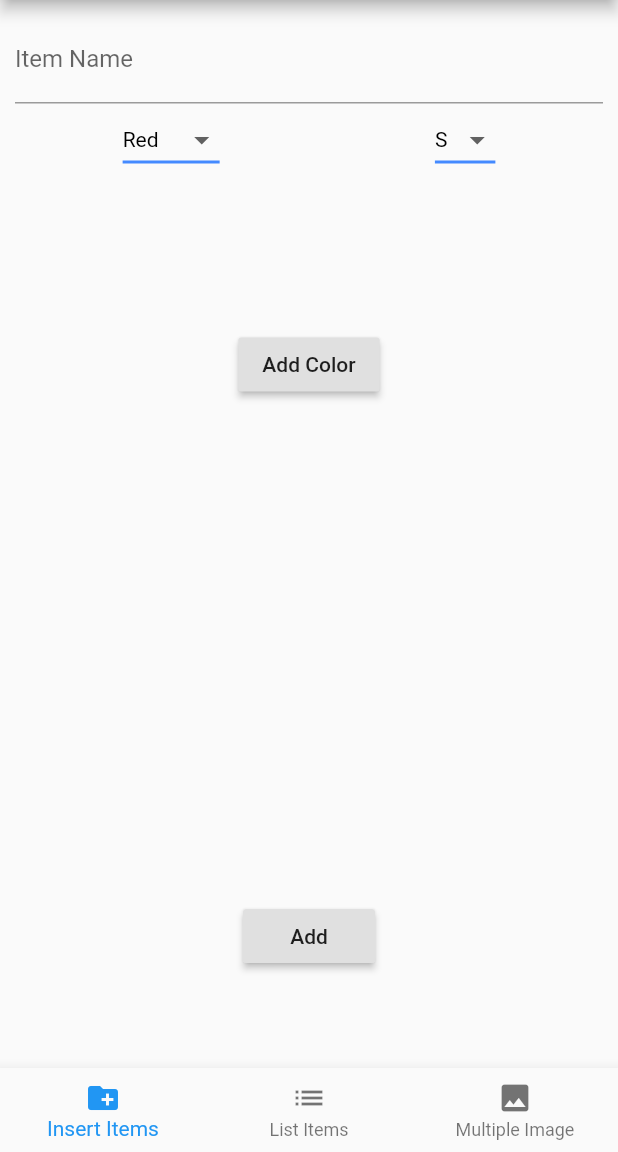
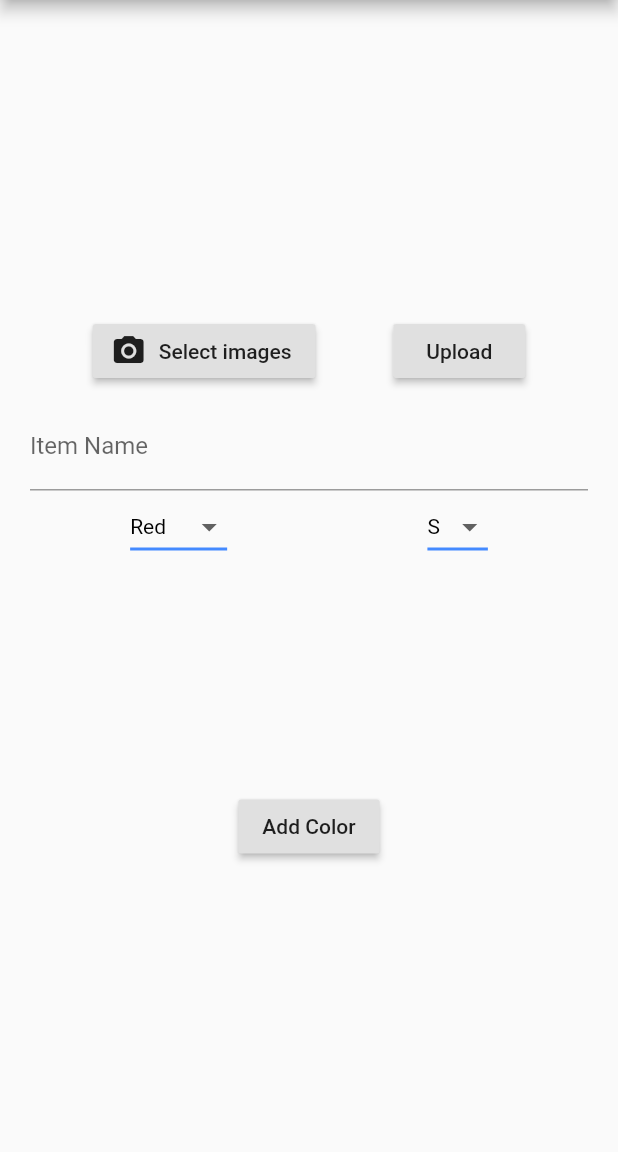
Before and after one commit to kshitijsu/fluttercart, a Flutter app: the screen it shows after launch, on a phone screen of 412 x 824 dp, the part 84-1236 px from its top. Run offline on Flutter 3.47's test engine with Material 2 defaults, Android fonts, the phone set to English and light mode, and no system bars; our stand-ins replace cloud_firestore, firebase_storage; missing offline and left inert: multi_image_picker; accounts and stored records are empty.

Commit message:
Major Changes

```diff
--- a/lib/components/ItemCard.dart
+++ b/lib/components/ItemCard.dart
@@ -1,9 +1,6 @@
 import 'package:flutter/material.dart';
-import 'package:image_picker/image_picker.dart';
-import 'package:firebase_storage/firebase_storage.dart';
 import 'package:cloud_firestore/cloud_firestore.dart';
-import 'package:path/path.dart';
-import 'dart:io';
+import 'SizeColor.dart';
 
 // classes
 class ItemCard extends StatefulWidget {
@@ -12,8 +9,6 @@ class ItemCard extends StatefulWidget {
 }
 
 class _ItemCardState extends State<ItemCard> {
-  // Firebase Image Upload
-  File _image;
   // List Count
   int _countColor = 1;
 
@@ -24,37 +19,6 @@ class _ItemCardState extends State<ItemCard> {
       },
     );
   }
-
-  Future getImage() async {
-    var image = await ImagePicker.pickImage(source: ImageSource.gallery);
-
-    setState(
-      () {
-        _image = image;
-        print('Image Path $_image');
-      },
-    );
-  }
-
-  // Future uploadImage(BuildContext context) async {
-  //   String fileName = basename(_image.path);
-  //   StorageReference firebaseStorageRef =
-  //       FirebaseStorage.instance.ref().child(fileName);
-  //   StorageUploadTask uploadImage = firebaseStorageRef.putFile(_image);
-  //   StorageTaskSnapshot taskSnapshot = await uploadImage.onComplete;
-  //   print(taskSnapshot);
-
-  //   setState(
-  //     () {
-  //       print('Image Uploaded');
-  //       Scaffold.of(context).showSnackBar(
-  //         SnackBar(
-  //           content: Text('Image Uploaded'),
-  //         ),
-  //       );
-  //     },
-  //   );
-  // }
 
   // Storing data
   String itemName;
@@ -114,7 +78,7 @@ class _ItemCardState extends State<ItemCard> {
                       child: Column(
                         children: <Widget>[
                           Container(
-                            height: 150,
+                            height: 200,
                             child: ListView(
                               children: _sizeColor,
                               scrollDirection: Axis.vertical,
@@ -153,84 +117,3 @@ class _ItemCardState extends State<ItemCard> {
     );
   }
 }
-
-class SizeColor extends StatefulWidget {
-  @override
-  _SizeColorState createState() => _SizeColorState();
-}
-
-class _SizeColorState extends State<SizeColor> {
-  String itemColor;
-
-  // Drop Down Initial Value
-  String dropdownValue = 'Red';
-  String size = 'S';
-
-  void getItemColor(String itemColor) {
-    this.itemColor = itemColor;
-  }
-
-  @override
-  Widget build(BuildContext context) {
-    return Row(
-      mainAxisAlignment: MainAxisAlignment.spaceAround,
-      children: <Widget>[
-        DropdownButton<String>(
-          value: dropdownValue,
-          icon: Icon(Icons.arrow_drop_down),
-          iconSize: 24,
-          elevation: 16,
-          style: TextStyle(color: Colors.black),
-          underline: Container(
-            height: 2,
-            color: Colors.blueAccent,
-          ),
-          onChanged: (String newValue) {
-            setState(
-              () {
-                dropdownValue = newValue;
-                getItemColor(newValue);
-              },
-            );
-          },
-          items: <String>['Red', 'Blue', 'Green', 'Yellow']
-              .map<DropdownMenuItem<String>>(
-            (String value) {
-              return DropdownMenuItem<String>(
-                value: value,
-                child: Text(value),
-              );
-            },
-          ).toList(),
-        ),
-        DropdownButton<String>(
-          value: size,
-          icon: Icon(Icons.arrow_drop_down),
-          iconSize: 24,
-          elevation: 16,
-          style: TextStyle(color: Colors.black),
-          underline: Container(
-            height: 2,
-            color: Colors.blueAccent,
-          ),
-          onChanged: (String newValue) {
-            setState(
-              () {
-                size = newValue;
-                getItemColor(newValue);
-              },
-            );
-          },
-          items: <String>['S', 'M', 'L', 'XL'].map<DropdownMenuItem<String>>(
-            (String value) {
-              return DropdownMenuItem<String>(
-                value: value,
-                child: Text(value),
-              );
-            },
-          ).toList(),
-        ),
-      ],
-    );
-  }
-}
--- /dev/null
+++ b/lib/components/SizeColor.dart
@@ -0,0 +1,82 @@
+import 'package:flutter/material.dart';
+
+class SizeColor extends StatefulWidget {
+  @override
+  _SizeColorState createState() => _SizeColorState();
+}
+
+class _SizeColorState extends State<SizeColor> {
+  String itemColor;
+
+  // Drop Down Initial Value
+  String dropdownValue = 'Red';
+  String size = 'S';
+
+  void getItemColor(String itemColor) {
+    this.itemColor = itemColor;
+  }
+
+  @override
+  Widget build(BuildContext context) {
+    return Row(
+      mainAxisAlignment: MainAxisAlignment.spaceAround,
+      children: <Widget>[
+        DropdownButton<String>(
+          value: dropdownValue,
+          icon: Icon(Icons.arrow_drop_down),
+          iconSize: 24,
+          elevation: 16,
+          style: TextStyle(color: Colors.black),
+          underline: Container(
+            height: 2,
+            color: Colors.blueAccent,
+          ),
+          onChanged: (String newValue) {
+            setState(
+              () {
+                dropdownValue = newValue;
+                getItemColor(newValue);
+              },
+            );
+          },
+          items: <String>['Red', 'Blue', 'Green', 'Yellow']
+              .map<DropdownMenuItem<String>>(
+            (String value) {
+              return DropdownMenuItem<String>(
+                value: value,
+                child: Text(value),
+              );
+            },
+          ).toList(),
+        ),
+        DropdownButton<String>(
+          value: size,
+          icon: Icon(Icons.arrow_drop_down),
+          iconSize: 24,
+          elevation: 16,
+          style: TextStyle(color: Colors.black),
+          underline: Container(
+            height: 2,
+            color: Colors.blueAccent,
+          ),
+          onChanged: (String newValue) {
+            setState(
+              () {
+                size = newValue;
+                getItemColor(newValue);
+              },
+            );
+          },
+          items: <String>['S', 'M', 'L', 'XL'].map<DropdownMenuItem<String>>(
+            (String value) {
+              return DropdownMenuItem<String>(
+                value: value,
+                child: Text(value),
+              );
+            },
+          ).toList(),
+        ),
+      ],
+    );
+  }
+}
--- a/lib/main.dart
+++ b/lib/main.dart
@@ -3,7 +3,9 @@ import 'package:flutter/material.dart';
 import 'screens/HomePage.dart';
 
 void main() {
-  runApp(MyApp());
+  runApp(
+    MyApp(),
+  );
 }
 
 class MyApp extends StatelessWidget {
--- a/lib/screens/HomePage.dart
+++ b/lib/screens/HomePage.dart
@@ -1,10 +1,6 @@
 import 'package:flutter/material.dart';
 import 'package:flutterinternship/screens/ItemDetails.dart';
-import 'package:flutterinternship/screens/ItemListPage.dart';
-// import 'package:flutterinternship/screens/MultiFiles.dart';
 import 'package:flutterinternship/screens/MultipleImages.dart';
-
-import 'ItemPage.dart';
 
 class HomePage extends StatefulWidget {
   @override
@@ -14,10 +10,9 @@ class HomePage extends StatefulWidget {
 class _HomePageState extends State<HomePage> {
   int _currentIndex = 0;
   final List<Widget> _children = [
-    // ItemPage(),
     ItemDetails(),
-    ItemListPage(),
-    MultipleImages(),
+    // ItemListPage(),
+    // MultipleImages(),
     // MultiFile(),
   ];
 
@@ -38,24 +33,24 @@ class _HomePageState extends State<HomePage> {
       body: _children[_currentIndex],
       // FlutterDB(),
       // ItemPage(),
-      bottomNavigationBar: BottomNavigationBar(
-        onTap: onTabTapped,
-        currentIndex: _currentIndex,
-        items: [
-          BottomNavigationBarItem(
-            icon: new Icon(Icons.create_new_folder),
-            title: new Text('Insert Items'),
-          ),
-          BottomNavigationBarItem(
-            icon: new Icon(Icons.list),
-            title: new Text('List Items'),
-          ),
-          BottomNavigationBarItem(
-            icon: new Icon(Icons.image),
-            title: new Text('Multiple Image'),
-          ),
-        ],
-      ),
+      // bottomNavigationBar: BottomNavigationBar(
+      //   onTap: onTabTapped,
+      //   currentIndex: _currentIndex,
+      //   items: [
+      //     BottomNavigationBarItem(
+      //       icon: new Icon(Icons.create_new_folder),
+      //       title: new Text('Insert Items'),
+      //     ),
+      //     BottomNavigationBarItem(
+      //       icon: new Icon(Icons.list),
+      //       title: new Text('List Items'),
+      //     ),
+      //     BottomNavigationBarItem(
+      //       icon: new Icon(Icons.image),
+      //       title: new Text('Multiple Image'),
+      //     ),
+      //   ],
+      // ),
     );
   }
 }
--- a/lib/screens/ItemDetails.dart
+++ b/lib/screens/ItemDetails.dart
@@ -1,5 +1,6 @@
 import 'package:flutter/material.dart';
 import 'package:flutterinternship/components/ItemCard.dart';
+import 'package:flutterinternship/screens/MultipleImages.dart';
 
 class ItemDetails extends StatefulWidget {
   @override
@@ -9,32 +10,32 @@ class ItemDetails extends StatefulWidget {
 class _ItemDetailsState extends State<ItemDetails> {
   int _count = 1;
 
+  // void _addNewItemCard() {
+  //   setState(
+  //     () {
+  //       _count = _count + 1;
+  //     },
+  //   );
+  // }
+
   @override
   Widget build(BuildContext context) {
     List<Widget> _itemList = List.generate(
       _count,
       (int i) => ItemCard(),
     );
-
-    void _addNewItemCard() {
-      setState(
-        () {
-          _count = _count + 1;
-        },
-      );
-    }
-
-    return SingleChildScrollView(
+    return Container(
+      margin: EdgeInsets.all(10.0),
       child: Column(
-        mainAxisAlignment: MainAxisAlignment.spaceBetween,
         children: <Widget>[
+          MultipleImages(),
           LayoutBuilder(
             builder: (context, constraint) {
               return SingleChildScrollView(
                 child: Column(
                   children: <Widget>[
                     Container(
-                      height: 600,
+                      height: 350,
                       child: ListView(
                         children: _itemList,
                         scrollDirection: Axis.vertical,
@@ -45,10 +46,6 @@ class _ItemDetailsState extends State<ItemDetails> {
               );
             },
           ),
-          RaisedButton(
-            onPressed: _addNewItemCard,
-            child: Text('Add'),
-          ),
         ],
       ),
     );
--- a/lib/screens/MultipleImages.dart
+++ b/lib/screens/MultipleImages.dart
@@ -106,32 +106,43 @@ class _MultipleImagesState extends State<MultipleImages> {
     return storageTaskSnapshot.ref.getDownloadURL();
   }
 
+  int _count = 1;
   @override
   Widget build(BuildContext context) {
+    List<Widget> _itemList = List.generate(
+      _count,
+      (int i) => ItemCard(),
+    );
+
     return SafeArea(
-      child: Card(
       child: SingleChildScrollView(
         child: Column(
           children: <Widget>[
             Container(
-                height: 100,
+              height: 200,
               child: buildGridView(),
             ),
-              RaisedButton(
-                child: Text("Pick images"),
+            Row(
+              mainAxisAlignment: MainAxisAlignment.spaceEvenly,
+              children: <Widget>[
+                RaisedButton.icon(
+                  icon: Icon(Icons.camera_alt),
+                  label: Text("Select images"),
                   onPressed: loadAssets,
                 ),
-              ItemCard(),
                 RaisedButton(
-                child: Text("Submit"),
-                onPressed: () => uploadImages(),
-                // postImage(images[2]),
-                // images.map(
-                // (value) => postImage(value),
+                  child: Text("Upload"),
+                  onPressed: () {
+                    uploadImages();
+                  },
+                ),
+                // RaisedButton(
+                //   child: Text("Add Another Item"),
+                //   onPressed: _addNewItemCard,
                 // ),
+              ],
             ),
           ],
-          ),
         ),
       ),
     );
```
Also changed, not shown: lib/screens/ItemPage.dart (deleted, +0 -55 lines), lib/screens/Sample.dart (deleted, +0 -24 lines). Lines whose indentation alone changed are shown as unchanged.
